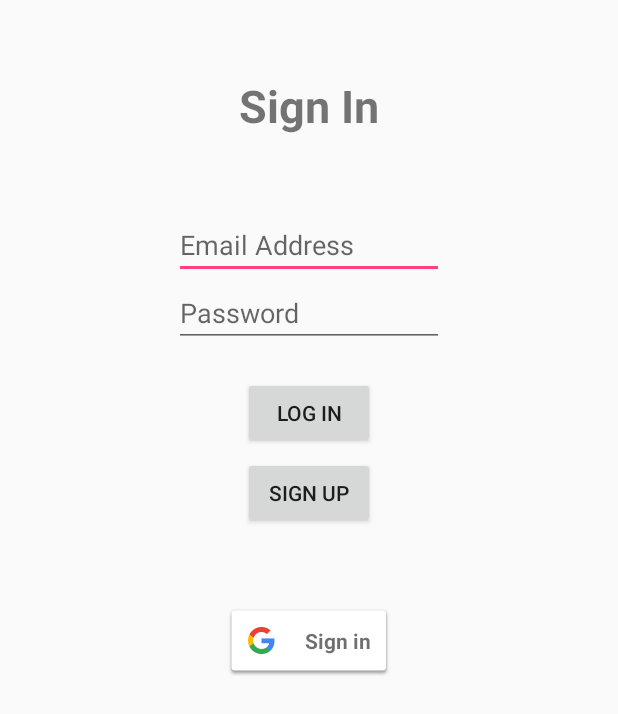
After one commit to jervona/Abode, an Android app: the SignInActivity screen opened directly, with no data from a screen before it, on a phone screen of 412 x 824 dp. The commit adds this screen. Shown: the top 714 px of the screen. Run offline under Robolectric (Android 15) with nearby library versions, the phone set to English and light mode, and no system bars; our stand-ins replace ButterKnife, Firebase (no records; nobody signed in at launch, a user with empty details on screens opened directly).

Commit message:
added sign in activity which handles Auth

```diff
--- /dev/null
+++ b/app/src/main/java/nyc/c4q/capstone/SignInActivity.java
@@ -0,0 +1,173 @@
+package nyc.c4q.capstone;
+
+import android.content.DialogInterface;
+import android.content.Intent;
+import android.support.annotation.NonNull;
+import android.support.v7.app.AlertDialog;
+import android.support.v7.app.AppCompatActivity;
+import android.os.Bundle;
+import android.util.Log;
+import android.view.View;
+import android.view.inputmethod.InputMethodManager;
+import android.widget.EditText;
+import android.widget.Toast;
+
+import com.google.android.gms.auth.api.Auth;
+import com.google.android.gms.auth.api.signin.GoogleSignInAccount;
+import com.google.android.gms.auth.api.signin.GoogleSignInOptions;
+import com.google.android.gms.auth.api.signin.GoogleSignInResult;
+import com.google.android.gms.common.ConnectionResult;
+import com.google.android.gms.common.api.GoogleApiClient;
+import com.google.android.gms.tasks.OnCompleteListener;
+import com.google.android.gms.tasks.Task;
+import com.google.firebase.auth.AuthCredential;
+import com.google.firebase.auth.AuthResult;
+import com.google.firebase.auth.FirebaseAuth;
+import com.google.firebase.auth.FirebaseUser;
+import com.google.firebase.auth.GoogleAuthProvider;
+
+import butterknife.BindView;
+import butterknife.ButterKnife;
+import butterknife.OnClick;
+
+public class SignInActivity extends AppCompatActivity implements
+        GoogleApiClient.OnConnectionFailedListener {
+
+
+    @BindView(R.id.email)
+    EditText email;
+    @BindView(R.id.password)
+    EditText password;
+    private FirebaseAuth firebaseAuth;
+    private GoogleApiClient googleApiClient;
+    private static final int RC_SIGN_IN = 9001;
+    private static final String TAG = "SignInActivity";
+
+    @Override
+    protected void onCreate(Bundle savedInstanceState) {
+        super.onCreate(savedInstanceState);
+        setContentView(R.layout.activity_sign_in);
+        ButterKnife.bind(this);
+        GoogleSignInOptions gso = new GoogleSignInOptions.Builder(GoogleSignInOptions.DEFAULT_SIGN_IN)
+                .requestIdToken(getString(R.string.default_web_client_id))
+                .requestEmail()
+                .build();
+        googleApiClient = new GoogleApiClient.Builder(this)
+                .enableAutoManage(this /* FragmentActivity */, this /* OnConnectionFailedListener */)
+                .addApi(Auth.GOOGLE_SIGN_IN_API, gso)
+                .build();
+        firebaseAuth = FirebaseAuth.getInstance();
+        getSupportActionBar().hide();
+    }
+
+
+    @OnClick(R.id.sign_up)
+    public void alertDialog() {
+        new AlertDialog.Builder(this)
+                .setTitle("Sign Up")
+                .setMessage("Are You Signing as a Tenant or PropertyManager")
+                .setPositiveButton("Tenant", new DialogInterface.OnClickListener() {
+                    public void onClick(DialogInterface dialog, int which) {
+                        Toast.makeText(SignInActivity.this, "Lunch Tenant Sign up", Toast.LENGTH_SHORT).show();
+//                                // This is where with put an intent to lunch Tenant Sign Up
+//                                startActivity(new Intent(SignInActivity.this, ));
+//                                SignInActivity.this.finish();
+                    }
+                })
+                .setNegativeButton("PropertyManager", new DialogInterface.OnClickListener() {
+                    public void onClick(DialogInterface dialog, int which) {
+                        Toast.makeText(SignInActivity.this, "Lunch PropertyManager Sign up", Toast.LENGTH_SHORT).show();
+                        // This is where with put an intent to lunch PropertyManager Log in
+//                                startActivity(new Intent(SignInActivity.this,));
+//                                SignInActivity.this.finish();
+                    }
+                })
+                .setIcon(android.R.drawable.ic_dialog_alert)
+                .show();
+    }
+
+    @OnClick(R.id.google_sign_in_button)
+    public void signIn() {
+        Log.e("I am starting ; ", "sign in method");
+        Intent signInIntent = Auth.GoogleSignInApi.getSignInIntent(googleApiClient);
+        startActivityForResult(signInIntent, RC_SIGN_IN);
+    }
+
+    @OnClick(R.id.sign_in_button)
+    public void userSignIn() {
+        if (!email.getText().toString().isEmpty() && !password.getText().toString().isEmpty()) {
+            signUser(email.getText().toString(), password.getText().toString());
+            hideSoftKeyboard();
+        }
+    }
+
+    private void signUser(String email, String password) {
+        firebaseAuth.signInWithEmailAndPassword(email, password)
+                .addOnCompleteListener(this, new OnCompleteListener<AuthResult>() {
+                    @Override
+                    public void onComplete(@NonNull Task<AuthResult> task) {
+                        if (task.isSuccessful()) {
+                            // Sign in success, update UI with the signed-in user's information
+                            Log.d(TAG, "signInWithEmail:success");
+                            FirebaseUser user = firebaseAuth.getCurrentUser();
+                            startActivity(new Intent(SignInActivity.this, MainActivity.class));
+                            finish();
+                        } else {
+                            // If sign in fails, display a message to the user.
+                            Log.w(TAG, "signInWithEmail:failure", task.getException());
+                            Toast.makeText(SignInActivity.this, "Authentication failed.",
+                                    Toast.LENGTH_SHORT).show();
+                        }
+                    }
+                });
+    }
+
+    @Override
+    public void onConnectionFailed(@NonNull ConnectionResult connectionResult) {
+    }
+
+    @Override
+    public void onActivityResult(int requestCode, int resultCode, Intent data) {
+        super.onActivityResult(requestCode, resultCode, data);
+        // Result returned from launching the Intent from GoogleSignInApi.getSignInIntent(...);
+        if (requestCode == RC_SIGN_IN) {
+            GoogleSignInResult result = Auth.GoogleSignInApi.getSignInResultFromIntent(data);
+            if (result.isSuccess()) {
+                // Google Sign-In was successful, authenticate with Firebase
+                GoogleSignInAccount account = result.getSignInAccount();
+                firebaseAuthWithGoogle(account);
+            } else {
+                // Google Sign-In failed
+                Log.e(TAG, "Google Sign-In failed.");
+            }
+        }
+    }
+
+    private void firebaseAuthWithGoogle(GoogleSignInAccount acct) {
+        AuthCredential credential = GoogleAuthProvider.getCredential(acct.getIdToken(), null);
+        firebaseAuth.signInWithCredential(credential)
+                .addOnCompleteListener(this, new OnCompleteListener<AuthResult>() {
+                    @Override
+                    public void onComplete(@NonNull Task<AuthResult> task) {
+                        Log.d(TAG, "signInWithCredential:onComplete:" + task.isSuccessful());
+                        // If sign in fails, display a message to the user. If sign in succeeds
+                        // the auth state listener will be notified and logic to handle the
+                        // signed in user can be handled in the listener.
+                        if (!task.isSuccessful()) {
+                            Log.w(TAG, "signInWithCredential", task.getException());
+                            Toast.makeText(SignInActivity.this, "Authentication failed.",
+                                    Toast.LENGTH_SHORT).show();
+                        } else {
+                            startActivity(new Intent(SignInActivity.this, MainActivity.class));
+                            finish();
+                        }
+                    }
+                });
+    }
+
+    public void hideSoftKeyboard() {
+        InputMethodManager imm = (InputMethodManager) getApplicationContext().getSystemService(SignInActivity.this.INPUT_METHOD_SERVICE);
+        imm.hideSoftInputFromWindow(password.getWindowToken(), 0);
+    }
+
+}
--- /dev/null
+++ b/app/src/main/res/layout/activity_sign_in.xml
@@ -0,0 +1,68 @@
+<?xml version="1.0" encoding="utf-8"?>
+<FrameLayout xmlns:android="http://schemas.android.com/apk/res/android"
+    xmlns:tools="http://schemas.android.com/tools"
+    android:id="@+id/sign_in_layout"
+    android:layout_width="match_parent"
+    android:layout_height="match_parent"
+    android:orientation="vertical"
+    tools:context="nyc.c4q.capstone.SignInActivity">
+
+    <LinearLayout
+        android:id="@+id/container"
+        android:layout_width="match_parent"
+        android:layout_height="match_parent"
+        android:orientation="vertical">
+
+        <TextView
+            android:layout_width="wrap_content"
+            android:layout_height="wrap_content"
+            android:layout_gravity="center"
+            android:layout_marginTop="50dp"
+            android:text="@string/sign_in"
+            android:textSize="30sp"
+            android:textStyle="bold" />
+
+        <EditText
+            android:id="@+id/email"
+            android:layout_width="180dp"
+            android:layout_height="wrap_content"
+            android:layout_gravity="center"
+            android:layout_marginTop="50dp"
+            android:hint="@string/email_address"
+            android:inputType="textEmailAddress" />
+
+        <EditText
+            android:id="@+id/password"
+            android:layout_width="180dp"
+            android:layout_height="wrap_content"
+            android:layout_gravity="center"
+            android:hint="@string/password"
+            android:inputType="textPassword" />
+
+        <Button
+            android:id="@+id/sign_in_button"
+            android:layout_width="wrap_content"
+            android:layout_height="wrap_content"
+            android:layout_gravity="center"
+            android:layout_marginTop="20dp"
+            android:text="@string/log_in" />
+
+        <Button
+            android:id="@+id/sign_up"
+            android:layout_width="wrap_content"
+            android:layout_height="wrap_content"
+            android:layout_gravity="center"
+            android:layout_marginTop="5dp"
+            android:text="@string/sign_up"
+            android:textAllCaps="true" />
+
+        <com.google.android.gms.common.SignInButton
+            android:id="@+id/google_sign_in_button"
+            android:layout_width="wrap_content"
+            android:layout_height="wrap_content"
+            android:layout_gravity="center_horizontal"
+            android:layout_marginTop="50dp"
+            android:onClick="onClick"
+            android:visibility="visible" />
+    </LinearLayout>
+</FrameLayout>
--- a/app/src/main/res/values/strings.xml
+++ b/app/src/main/res/values/strings.xml
@@ -3,4 +3,10 @@
 
     <!-- TODO: Remove or change this placeholder text -->
     <string name="hello_blank_fragment">Hello blank fragment</string>
+    <string name="email_address">Email Address</string>
+    <string name="password">Password</string>
+    <string name="log_in">Log In</string>
+    <string name="sign_up">Sign UP</string>
+    <string name="sign_in">Sign In</string>
+    <string name="sign_out">Sign Out</string>
 </resources>
--- a/build.gradle
+++ b/build.gradle
@@ -8,6 +8,7 @@ buildscript {
     }
     dependencies {
         classpath 'com.android.tools.build:gradle:3.0.1'
+        classpath 'com.google.gms:google-services:3.2.0'
 
 
         // NOTE: Do not place your application dependencies here; they belong
@@ -19,6 +20,7 @@ allprojects {
     repositories {
         google()
         jcenter()
+        maven { url 'https://maven.google.com'  }
     }
 }
 
```
Also changed, not shown: app/build.gradle (+7 -0 lines), app/src/main/AndroidManifest.xml (+13 -0 lines), app/src/main/java/nyc/c4q/capstone/MainActivity.java (+76 -1 lines), app/src/main/res/menu/main_menu.xml (added, +10 -0 lines), 1 other file.
